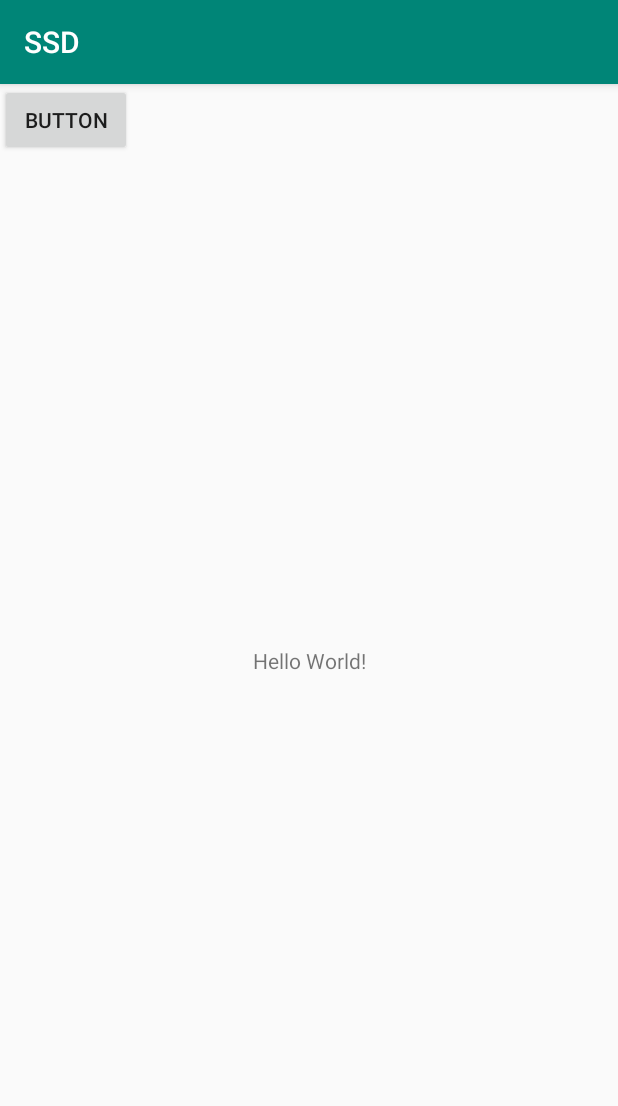
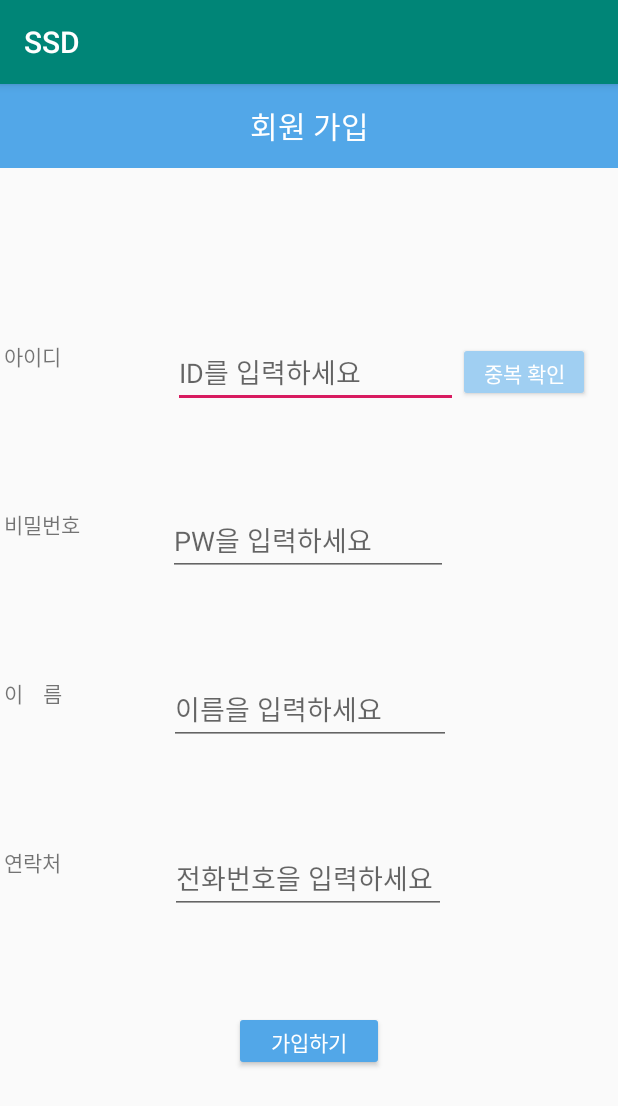
Before and after one commit to seunghun1024/SSD, an Android app: the screen it shows after launch (MainActivity before the commit, SignupPage after it), on a phone screen of 412 x 824 dp. Shown: the top 1106 px of the screen. Run offline under Robolectric (Android 15) with nearby library versions, the phone set to English and light mode, and no system bars.

Commit message:
add sign_up.xml add IdOverlapCheck

```diff
--- a/app/src/main/java/com/example/ssd/MainActivity.java
+++ b/app/src/main/java/com/example/ssd/MainActivity.java
@@ -1,7 +1,9 @@
 package com.example.ssd;
 
+import android.content.Intent;
 import android.support.v7.app.AppCompatActivity;
 import android.os.Bundle;
+import android.view.View;
 
 public class MainActivity extends AppCompatActivity {
 
--- /dev/null
+++ b/app/src/main/java/com/example/ssd/SignupPage.java
@@ -0,0 +1,147 @@
+package com.example.ssd;
+
+import android.annotation.SuppressLint;
+import android.app.AlertDialog;
+import android.app.ProgressDialog;
+import android.content.DialogInterface;
+import android.os.AsyncTask;
+import android.os.Bundle;
+import android.support.v7.app.AppCompatActivity;
+import android.view.View;
+import android.widget.Button;
+import android.widget.EditText;
+
+import org.apache.http.HttpResponse;
+import org.apache.http.NameValuePair;
+import org.apache.http.client.HttpClient;
+import org.apache.http.client.ResponseHandler;
+import org.apache.http.client.entity.UrlEncodedFormEntity;
+import org.apache.http.client.methods.HttpPost;
+import org.apache.http.impl.client.BasicResponseHandler;
+import org.apache.http.impl.client.DefaultHttpClient;
+import org.apache.http.message.BasicNameValuePair;
+
+import java.util.ArrayList;
+import java.util.List;
+
+public class SignupPage extends AppCompatActivity {
+    private EditText editTextId;
+    private EditText editTextPw;
+    private EditText editTextName;
+    private EditText editTextPhone;
+    private boolean validate = false;
+    Button BtnIdOverlapCheck, btninsert;
+    ProgressDialog dialog = null;
+    HttpPost httppost;
+    HttpResponse response;
+    HttpClient httpclient;
+    List<NameValuePair> nameValuePairs;
+
+    @Override
+    protected void onCreate(Bundle savedInstanceState) {
+        super.onCreate(savedInstanceState);
+        setContentView(R.layout.sign_up);
+
+        editTextId = (EditText) findViewById(R.id.ID);
+        editTextPw = (EditText) findViewById(R.id.PW);
+        editTextName = (EditText) findViewById(R.id.NAME);
+        editTextPhone = (EditText) findViewById(R.id.Phone);
+        BtnIdOverlapCheck = (Button) findViewById(R.id.IdOverlapCheck);
+        btninsert = (Button) findViewById(R.id.signupButton);
+
+        btninsert.setOnClickListener(new View.OnClickListener(){
+            @Override
+            public void onClick(View v){
+              // insert();
+            }
+        });
+
+        BtnIdOverlapCheck.setOnClickListener(new View.OnClickListener() {
+            @Override
+            public void onClick(View v) {
+                dialog = ProgressDialog.show(SignupPage.this, "", "Validating user...", true);
+                new Thread(new Runnable() {
+                    public void run() {
+                        IdOverlapCheck();
+                    }
+                }).start();
+            }
+        });
+    }
+
+    //--------------------------아이디 중복체크 메서드--------------------------------------
+    public void IdOverlapCheck() {
+        class OverlapCheck extends AsyncTask<String, Void, String> {
+            @SuppressLint("WrongThread")
+            protected String doInBackground(String... params) {
+                try {
+                    httpclient = new DefaultHttpClient();
+                    httppost = new HttpPost("http://203.234.62.96:7979/idoverlap.php");
+                    nameValuePairs = new ArrayList<NameValuePair>(2);
+                    nameValuePairs.add(new BasicNameValuePair("Id", editTextId.getText().toString()));
+                    httppost.setEntity(new UrlEncodedFormEntity(nameValuePairs));
+                    response = httpclient.execute(httppost);
+
+                    ResponseHandler<String> responseHandler = new BasicResponseHandler();
+                    final String response = httpclient.execute(httppost, responseHandler);
+                    System.out.println("Response : " + response);
+
+                    runOnUiThread(new Runnable() {
+                        @Override
+                        public void run() {
+                            System.out.println("Response from PHP : " + response);
+                            dialog.dismiss();
+                        }
+                    });
+
+                    if (!response.equalsIgnoreCase("")) {
+                        runOnUiThread(new Runnable() {
+                            @Override
+                            public void run() {
+                                System.out.println("if문 들어옴 ");
+                                // Toast.makeText(MainActivity.this, "Login Success", Toast.LENGTH_SHORT).show();
+                                AlertDialog.Builder alert2 = new AlertDialog.Builder(SignupPage.this);
+                                alert2.setPositiveButton("확인", new DialogInterface.OnClickListener() {
+                                    @Override
+                                    public void onClick(DialogInterface dialog, int which) {
+                                        dialog.dismiss();     //닫기
+                                    }
+                                });
+                                alert2.setMessage("이미 존재하는 아이디입니다. 다시 적어주세요.");
+                                editTextId.setText("");
+                                alert2.show();
+                            }
+                        });
+                    } else {
+                        runOnUiThread(new Runnable() {
+                            @Override
+                            public void run() {
+                                System.out.println("if문 못 들어옴 ");
+                                AlertDialog.Builder alert3 = new AlertDialog.Builder(SignupPage.this);
+                                alert3.setPositiveButton("확인", new DialogInterface.OnClickListener() {
+                                    @Override
+                                    public void onClick(DialogInterface dialog, int which) {
+                                        dialog.dismiss();     //닫기
+                                    }
+                                });
+                                alert3.setMessage("사용 가능한 아이디입니다.");
+                                validate = true;
+                                editTextId.setEnabled(false);
+                                alert3.show();
+                            }
+                        });
+                    }
+                } catch (
+                        Exception e)
+
+                {
+                    dialog.dismiss();
+                    System.out.println("Exception : " + e.getMessage());
+                }
+                return "test!!";
+            }
+        }
+        OverlapCheck task2 = new OverlapCheck();
+        task2.execute();
+    }
+}
--- /dev/null
+++ b/app/src/main/res/layout/sign_up.xml
@@ -0,0 +1,203 @@
+<?xml version="1.0" encoding="utf-8"?>
+<LinearLayout xmlns:android="http://schemas.android.com/apk/res/android"
+    android:layout_width="fill_parent"
+    android:layout_height="fill_parent"
+    android:orientation="vertical" >
+    <android.support.v7.widget.Toolbar
+        android:id="@+id/signup_toolbar"
+        android:layout_width="match_parent"
+        android:layout_height="?attr/actionBarSize"
+        android:background="#52A7E8"
+        android:layout_gravity="center"
+        android:layout_alignParentTop="true"
+        android:layout_centerHorizontal="true">
+        <TextView
+            android:layout_width="wrap_content"
+            android:layout_height="wrap_content"
+            android:text="회원 가입"
+            android:textColor="#fff"
+            android:layout_gravity="center"
+            android:id="@+id/toolbar_title"
+            android:textSize="20sp"
+            />
+    </android.support.v7.widget.Toolbar>
+    <LinearLayout
+        android:layout_width="fill_parent"
+        android:layout_height="0dp"
+        android:layout_weight="1.5"
+        android:orientation="vertical" >
+
+    </LinearLayout>
+
+    <LinearLayout
+        android:layout_width="fill_parent"
+        android:layout_height="0dp"
+        android:layout_weight="6"
+        android:orientation="vertical" >
+
+        <LinearLayout
+            android:layout_width="fill_parent"
+            android:layout_height="wrap_content"
+            android:layout_weight="1"
+            android:orientation="horizontal" >
+
+            <LinearLayout
+                android:layout_width="wrap_content"
+                android:layout_height="wrap_content"
+                android:layout_weight="1"
+                android:orientation="horizontal" >
+
+                <TextView
+                    android:layout_width="fill_parent"
+                    android:layout_height="wrap_content"
+                    android:layout_margin="4px"
+                    android:text="아이디                   " />
+            </LinearLayout>
+
+            <LinearLayout
+                android:layout_width="wrap_content"
+                android:layout_height="wrap_content"
+                android:layout_weight="2"
+                android:orientation="horizontal" >
+
+                <EditText
+                    android:id="@+id/ID"
+                    android:layout_width="wrap_content"
+                    android:layout_height="wrap_content"
+                    android:hint="ID를 입력하세요             " />
+
+                <Button
+                    android:id="@+id/IdOverlapCheck"
+                    android:layout_width="wrap_content"
+                    android:layout_height="40dp"
+                    android:backgroundTint="#A0CFF2"
+                    android:text="중복 확인"
+                    android:textColor="#ffffff"/>
+
+            </LinearLayout>
+        </LinearLayout>
+
+        <LinearLayout
+            android:layout_width="fill_parent"
+            android:layout_height="wrap_content"
+            android:layout_weight="1"
+            android:orientation="horizontal" >
+
+            <LinearLayout
+                android:layout_width="wrap_content"
+                android:layout_height="wrap_content"
+                android:layout_weight="1"
+                android:orientation="horizontal" >
+
+                <TextView
+                    android:layout_width="fill_parent"
+                    android:layout_height="wrap_content"
+                    android:layout_margin="4px"
+                    android:text="비밀번호" />
+            </LinearLayout>
+
+            <LinearLayout
+                android:layout_width="wrap_content"
+                android:layout_height="wrap_content"
+                android:layout_weight="2"
+                android:orientation="horizontal" >
+
+                <EditText
+                    android:id="@+id/PW"
+                    android:layout_width="wrap_content"
+                    android:layout_height="wrap_content"
+                    android:hint="PW을 입력하세요          " />
+            </LinearLayout>
+        </LinearLayout>
+
+        <LinearLayout
+            android:layout_width="fill_parent"
+            android:layout_height="wrap_content"
+            android:layout_weight="1"
+            android:orientation="horizontal" >
+
+            <LinearLayout
+                android:layout_width="wrap_content"
+                android:layout_height="wrap_content"
+                android:layout_weight="1"
+                android:orientation="horizontal" >
+
+                <TextView
+                    android:layout_width="fill_parent"
+                    android:layout_height="wrap_content"
+                    android:layout_margin="4px"
+                    android:text="이    름    " />
+            </LinearLayout>
+
+            <LinearLayout
+                android:layout_width="wrap_content"
+                android:layout_height="wrap_content"
+                android:layout_weight="2"
+                android:orientation="horizontal" >
+
+                <EditText
+                    android:id="@+id/NAME"
+                    android:layout_width="wrap_content"
+                    android:layout_height="fill_parent"
+                    android:hint="이름을 입력하세요         " />
+            </LinearLayout>
+        </LinearLayout>
+
+        <LinearLayout
+            android:layout_width="fill_parent"
+            android:layout_height="wrap_content"
+            android:layout_weight="1"
+            android:orientation="horizontal" >
+
+            <LinearLayout
+                android:layout_width="wrap_content"
+                android:layout_height="wrap_content"
+                android:layout_weight="1"
+                android:orientation="horizontal" >
+
+                <TextView
+                    android:layout_width="fill_parent"
+                    android:layout_height="wrap_content"
+                    android:layout_margin="4px"
+                    android:text="연락처    " />
+            </LinearLayout>
+
+            <LinearLayout
+                android:layout_width="wrap_content"
+                android:layout_height="wrap_content"
+                android:layout_weight="2"
+                android:orientation="horizontal" >
+
+                <EditText
+                    android:id="@+id/Phone"
+                    android:layout_width="wrap_content"
+                    android:layout_height="wrap_content"
+                    android:hint="전화번호을 입력하세요 " />
+            </LinearLayout>
+        </LinearLayout>
+
+    </LinearLayout>
+
+    <LinearLayout
+        android:layout_width="fill_parent"
+        android:layout_height="0dp"
+        android:layout_weight="2"
+        android:orientation="vertical" >
+
+        <Button
+            android:id="@+id/signupButton"
+            android:layout_width="100dp"
+            android:layout_height="40dp"
+            android:layout_gravity="center"
+            android:gravity="center"
+            android:backgroundTint="#52A7E8"
+            android:text="가입하기"
+            android:textColor="#ffffff"/>
+
+        <TextView
+            android:layout_width="fill_parent"
+            android:layout_height="wrap_content"
+            android:text="" />
+
+    </LinearLayout>
+</LinearLayout>
```
Also changed, not shown: app/build.gradle (+10 -1 lines), app/src/main/AndroidManifest.xml (+6 -1 lines).
